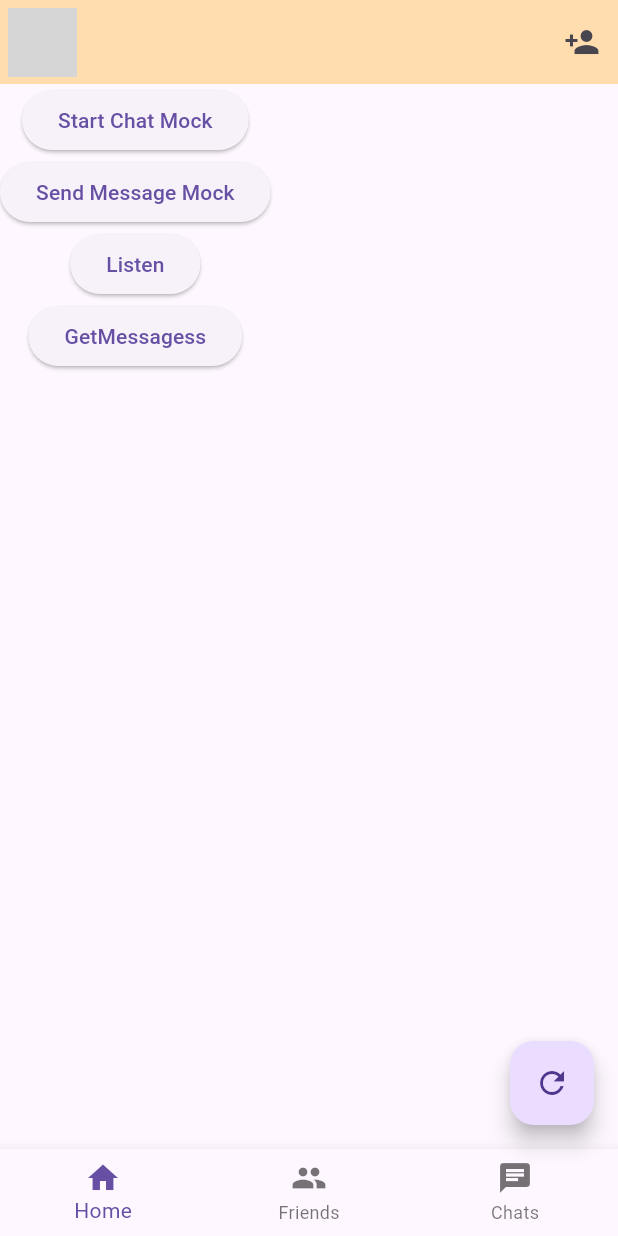
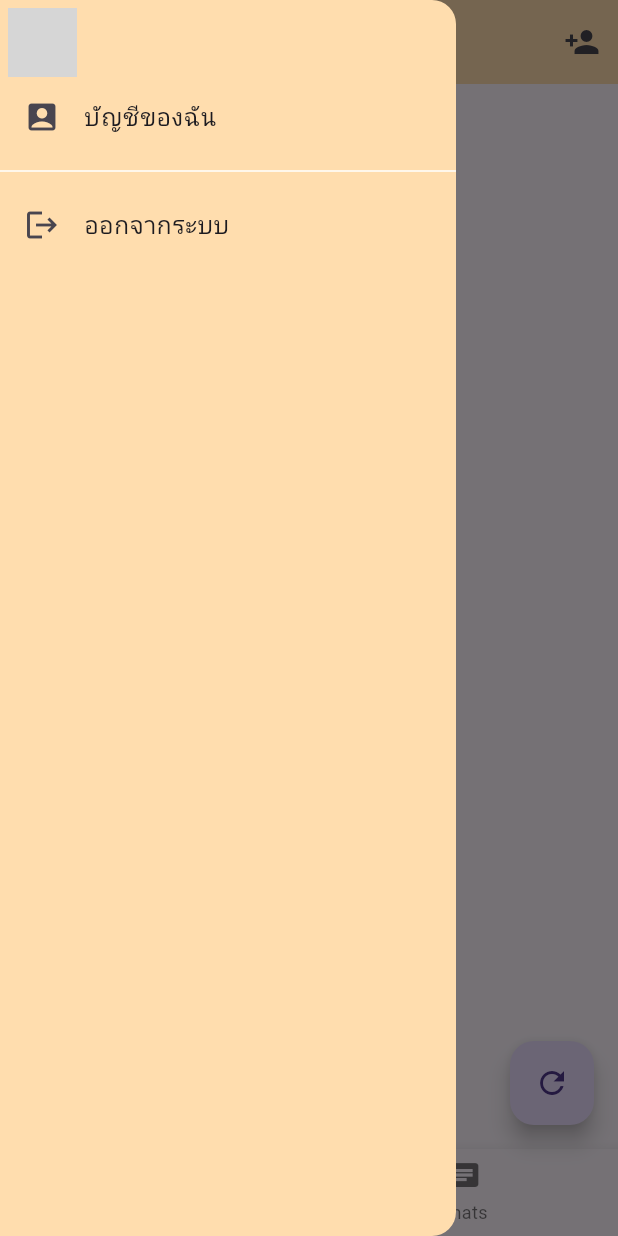
Before and after one commit to pondforwork/ChitChat, a Flutter app: the HomeView screen opened directly, with the side drawer open (before the commit the screen has no drawer), on a phone screen of 412 x 824 dp. Run offline on Flutter 3.47's test engine with Material 3 defaults, Android fonts, the phone set to English and light mode, and no system bars; our stand-ins replace firebase_auth, firebase_core, firebase_database, get, google_fonts, google_sign_in and 1 more; accounts and stored records are empty; network calls fail; grey boxes are pictures that could not be loaded.

Commit message:
add drawer and change color like a app bar

```diff
--- a/lib/view/home/home_view.dart
+++ b/lib/view/home/home_view.dart
@@ -1,6 +1,7 @@
 import 'package:chit_chat/controller/realtime_db/chat_db_controller.dart';
 import 'package:chit_chat/controller/realtime_db/user_db_controller.dart';
 import 'package:chit_chat/controller/user/user_controller.dart';
+import 'package:chit_chat/view/account/account_view.dart';
 import 'package:chit_chat/view/chat/all_chat_view.dart';
 import 'package:chit_chat/view/friends/add_friends_view.dart';
 import 'package:chit_chat/view/friends/friend_list_view.dart';
@@ -82,6 +83,31 @@ class _HomeViewState extends State<HomeView> {
             ),
           ],
         ),
+        drawer: Drawer(
+            backgroundColor: const Color(0xFFFFDDAE),
+            // Sidebar Drawer
+            child: ListView(padding: EdgeInsets.zero, children: [
+              const SizedBox(
+                height: 50,
+              ),
+              ListTile(
+                title: const Text('บัญชีของฉัน'),
+                leading: const Icon(Icons.account_box),
+                onTap: () {
+                  Get.to(AccountView());
+                },
+              ),
+              const Divider(
+                color: Colors.white,
+              ),
+              ListTile(
+                title: const Text('ออกจากระบบ'),
+                leading: const Icon(Icons.logout),
+                onTap: () {
+                  print("Logout");
+                },
+              ),
+            ])),
         body: IndexedStack(
           index: _selectedIndex,
           children: _pages,
@@ -93,10 +119,6 @@ class _HomeViewState extends State<HomeView> {
             BottomNavigationBarItem(
               icon: Icon(Icons.home),
               label: 'Home',
-            ),
-            BottomNavigationBarItem(
-              icon: Icon(Icons.group),
-              label: 'Friends',
             ),
             BottomNavigationBarItem(
               icon: Icon(Icons.chat),
--- a/pubspec.yaml
+++ b/pubspec.yaml
@@ -16,6 +16,7 @@ dependencies:
   hive_flutter: ^1.1.0
   firebase_auth: ^5.3.3
   google_sign_in: ^6.2.2
+  intl: ^0.19.0
 
 dev_dependencies:
   flutter_test:
```
Also changed, not shown: lib/controller/user/user_controller.dart (+7 -1 lines), lib/view/account/account_view.dart (added, +68 -0 lines), lib/view/friends/friend_list_view.dart (+15 -3 lines), pubspec.lock.
